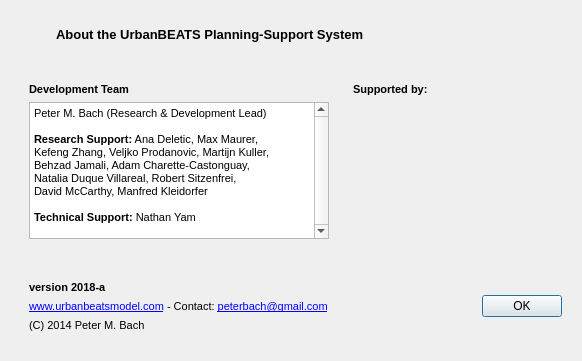
First picture: the form in gui/aboutdialog.ui, repository petermbach/urbanbeats-pss, before the edit.
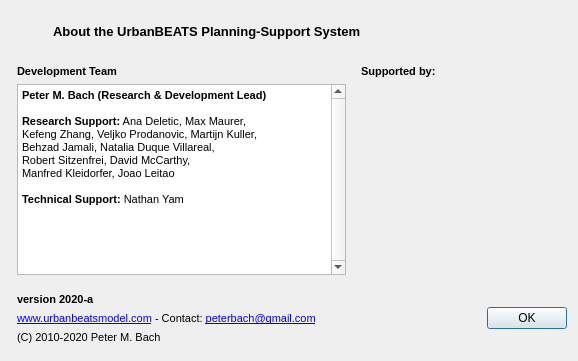
Second picture: the form after the edit. Icons and pictures are not drawn.

Commit message: Cleaned up the GUI, made some changes to many of the widget margins from 9px to 6px. Aesthetic improvements primarily.

```diff
--- a/gui/aboutdialog.ui
+++ b/gui/aboutdialog.ui
@@ -21,6 +21,21 @@
    <item>
     <widget class="QWidget" name="title_box" native="true">
      <layout class="QHBoxLayout" name="horizontalLayout_3">
+      <property name="spacing">
+       <number>6</number>
+      </property>
+      <property name="leftMargin">
+       <number>6</number>
+      </property>
+      <property name="topMargin">
+       <number>6</number>
+      </property>
+      <property name="rightMargin">
+       <number>6</number>
+      </property>
+      <property name="bottomMargin">
+       <number>6</number>
+      </property>
       <item>
        <widget class="QLabel" name="title_logo">
         <property name="minimumSize">
@@ -63,9 +78,36 @@
    <item>
     <widget class="QWidget" name="about_content" native="true">
      <layout class="QHBoxLayout" name="horizontalLayout_2">
+      <property name="spacing">
+       <number>3</number>
+      </property>
+      <property name="leftMargin">
+       <number>0</number>
+      </property>
+      <property name="topMargin">
+       <number>0</number>
+      </property>
+      <property name="rightMargin">
+       <number>0</number>
+      </property>
+      <property name="bottomMargin">
+       <number>0</number>
+      </property>
       <item>
        <widget class="QWidget" name="devteam_content" native="true">
         <layout class="QVBoxLayout" name="verticalLayout_2">
+         <property name="leftMargin">
+          <number>6</number>
+         </property>
+         <property name="topMargin">
+          <number>6</number>
+         </property>
+         <property name="rightMargin">
+          <number>6</number>
+         </property>
+         <property name="bottomMargin">
+          <number>6</number>
+         </property>
          <item>
           <widget class="QLabel" name="devteam_lbl">
            <property name="text">
@@ -93,13 +135,13 @@
 &lt;html&gt;&lt;head&gt;&lt;meta name=&quot;qrichtext&quot; content=&quot;1&quot; /&gt;&lt;style type=&quot;text/css&quot;&gt;
 p, li { white-space: pre-wrap; }
 &lt;/style&gt;&lt;/head&gt;&lt;body style=&quot; font-family:'MS Shell Dlg 2'; font-size:8.25pt; font-weight:400; font-style:normal;&quot;&gt;
-&lt;p style=&quot; margin-top:0px; margin-bottom:0px; margin-left:0px; margin-right:0px; -qt-block-indent:0; text-indent:0px;&quot;&gt;&lt;span style=&quot; font-size:8pt;&quot;&gt;Peter M. Bach (Research &amp;amp; Development Lead)&lt;/span&gt;&lt;/p&gt;
+&lt;p style=&quot; margin-top:0px; margin-bottom:0px; margin-left:0px; margin-right:0px; -qt-block-indent:0; text-indent:0px;&quot;&gt;&lt;span style=&quot; font-size:8pt; font-weight:600;&quot;&gt;Peter M. Bach (Research &amp;amp; Development Lead)&lt;/span&gt;&lt;/p&gt;
 &lt;p style=&quot;-qt-paragraph-type:empty; margin-top:0px; margin-bottom:0px; margin-left:0px; margin-right:0px; -qt-block-indent:0; text-indent:0px; font-size:8pt;&quot;&gt;&lt;br /&gt;&lt;/p&gt;
 &lt;p style=&quot; margin-top:0px; margin-bottom:0px; margin-left:0px; margin-right:0px; -qt-block-indent:0; text-indent:0px;&quot;&gt;&lt;span style=&quot; font-size:8pt; font-weight:600;&quot;&gt;Research Support:&lt;/span&gt;&lt;span style=&quot; font-size:8pt;&quot;&gt; Ana Deletic, Max Maurer, &lt;/span&gt;&lt;/p&gt;
 &lt;p style=&quot; margin-top:0px; margin-bottom:0px; margin-left:0px; margin-right:0px; -qt-block-indent:0; text-indent:0px;&quot;&gt;&lt;span style=&quot; font-size:8pt;&quot;&gt;Kefeng Zhang, Veljko Prodanovic, Martijn Kuller, &lt;/span&gt;&lt;/p&gt;
-&lt;p style=&quot; margin-top:0px; margin-bottom:0px; margin-left:0px; margin-right:0px; -qt-block-indent:0; text-indent:0px;&quot;&gt;&lt;span style=&quot; font-size:8pt;&quot;&gt;Behzad Jamali, Adam Charette-Castonguay, &lt;/span&gt;&lt;/p&gt;
-&lt;p style=&quot; margin-top:0px; margin-bottom:0px; margin-left:0px; margin-right:0px; -qt-block-indent:0; text-indent:0px;&quot;&gt;&lt;span style=&quot; font-size:8pt;&quot;&gt;Natalia Duque Villareal, Robert Sitzenfrei, &lt;/span&gt;&lt;/p&gt;
-&lt;p style=&quot; margin-top:0px; margin-bottom:0px; margin-left:0px; margin-right:0px; -qt-block-indent:0; text-indent:0px;&quot;&gt;&lt;span style=&quot; font-size:8pt;&quot;&gt;David McCarthy, Manfred Kleidorfer&lt;/span&gt;&lt;/p&gt;
+&lt;p style=&quot; margin-top:0px; margin-bottom:0px; margin-left:0px; margin-right:0px; -qt-block-indent:0; text-indent:0px;&quot;&gt;&lt;span style=&quot; font-size:8pt;&quot;&gt;Behzad Jamali, Natalia Duque Villareal, &lt;/span&gt;&lt;/p&gt;
+&lt;p style=&quot; margin-top:0px; margin-bottom:0px; margin-left:0px; margin-right:0px; -qt-block-indent:0; text-indent:0px;&quot;&gt;&lt;span style=&quot; font-size:8pt;&quot;&gt;Robert Sitzenfrei, David McCarthy, &lt;/span&gt;&lt;/p&gt;
+&lt;p style=&quot; margin-top:0px; margin-bottom:0px; margin-left:0px; margin-right:0px; -qt-block-indent:0; text-indent:0px;&quot;&gt;&lt;span style=&quot; font-size:8pt;&quot;&gt;Manfred Kleidorfer, Joao Leitao&lt;/span&gt;&lt;/p&gt;
 &lt;p style=&quot;-qt-paragraph-type:empty; margin-top:0px; margin-bottom:0px; margin-left:0px; margin-right:0px; -qt-block-indent:0; text-indent:0px; font-size:8pt;&quot;&gt;&lt;br /&gt;&lt;/p&gt;
 &lt;p style=&quot; margin-top:0px; margin-bottom:0px; margin-left:0px; margin-right:0px; -qt-block-indent:0; text-indent:0px;&quot;&gt;&lt;span style=&quot; font-size:8pt; font-weight:600;&quot;&gt;Technical Support: &lt;/span&gt;&lt;span style=&quot; font-size:8pt;&quot;&gt;Nathan Yam&lt;/span&gt;&lt;/p&gt;&lt;/body&gt;&lt;/html&gt;</string>
            </property>
@@ -117,6 +159,18 @@
          </size>
         </property>
         <layout class="QVBoxLayout" name="verticalLayout_4">
+         <property name="leftMargin">
+          <number>6</number>
+         </property>
+         <property name="topMargin">
+          <number>6</number>
+         </property>
+         <property name="rightMargin">
+          <number>6</number>
+         </property>
+         <property name="bottomMargin">
+          <number>6</number>
+         </property>
          <item>
           <widget class="QLabel" name="logo_lbl">
            <property name="text">
@@ -166,9 +220,36 @@
    <item>
     <widget class="QWidget" name="footer" native="true">
      <layout class="QHBoxLayout" name="horizontalLayout">
+      <property name="spacing">
+       <number>3</number>
+      </property>
+      <property name="leftMargin">
+       <number>0</number>
+      </property>
+      <property name="topMargin">
+       <number>0</number>
+      </property>
+      <property name="rightMargin">
+       <number>0</number>
+      </property>
+      <property name="bottomMargin">
+       <number>0</number>
+      </property>
       <item>
        <widget class="QWidget" name="footer_content" native="true">
         <layout class="QVBoxLayout" name="verticalLayout">
+         <property name="leftMargin">
+          <number>6</number>
+         </property>
+         <property name="topMargin">
+          <number>6</number>
+         </property>
+         <property name="rightMargin">
+          <number>6</number>
+         </property>
+         <property name="bottomMargin">
+          <number>6</number>
+         </property>
          <item>
           <widget class="QLabel" name="version_number">
            <property name="text">
@@ -176,7 +257,7 @@
 &lt;html&gt;&lt;head&gt;&lt;meta name=&quot;qrichtext&quot; content=&quot;1&quot; /&gt;&lt;style type=&quot;text/css&quot;&gt;
 p, li { white-space: pre-wrap; }
 &lt;/style&gt;&lt;/head&gt;&lt;body style=&quot; font-family:'MS Shell Dlg 2'; font-size:8pt; font-weight:400; font-style:normal;&quot;&gt;
-&lt;p style=&quot; margin-top:0px; margin-bottom:0px; margin-left:0px; margin-right:0px; -qt-block-indent:0; text-indent:0px;&quot;&gt;&lt;span style=&quot; font-weight:600;&quot;&gt;version 2018-a&lt;/span&gt;&lt;/p&gt;&lt;/body&gt;&lt;/html&gt;</string>
+&lt;p style=&quot; margin-top:0px; margin-bottom:0px; margin-left:0px; margin-right:0px; -qt-block-indent:0; text-indent:0px;&quot;&gt;&lt;span style=&quot; font-weight:600;&quot;&gt;version 2020-a&lt;/span&gt;&lt;/p&gt;&lt;/body&gt;&lt;/html&gt;</string>
            </property>
           </widget>
          </item>
@@ -198,7 +279,7 @@
 &lt;html&gt;&lt;head&gt;&lt;meta name=&quot;qrichtext&quot; content=&quot;1&quot; /&gt;&lt;style type=&quot;text/css&quot;&gt;
 p, li { white-space: pre-wrap; }
 &lt;/style&gt;&lt;/head&gt;&lt;body style=&quot; font-family:'MS Shell Dlg 2'; font-size:8pt; font-weight:400; font-style:normal;&quot;&gt;
-&lt;p style=&quot; margin-top:0px; margin-bottom:0px; margin-left:0px; margin-right:0px; -qt-block-indent:0; text-indent:0px;&quot;&gt;(C) 2014 Peter M. Bach&lt;/p&gt;&lt;/body&gt;&lt;/html&gt;</string>
+&lt;p style=&quot; margin-top:0px; margin-bottom:0px; margin-left:0px; margin-right:0px; -qt-block-indent:0; text-indent:0px;&quot;&gt;(C) 2010-2020 Peter M. Bach&lt;/p&gt;&lt;/body&gt;&lt;/html&gt;</string>
            </property>
           </widget>
          </item>
```
The commit also changes 42 other files.
